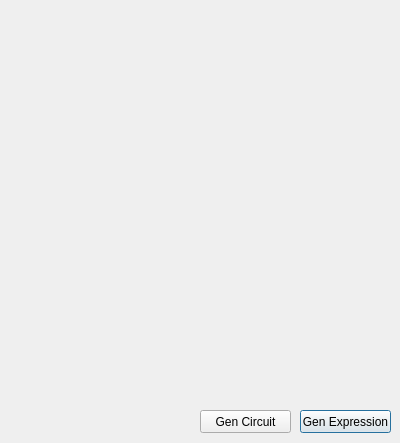
Above: Application/Logic_Gate_Simulator/Dialogs/dlg_truthtable.ui from ElliotHarding/Logic-Gate-Simulator before the change. Below: the same form after it.
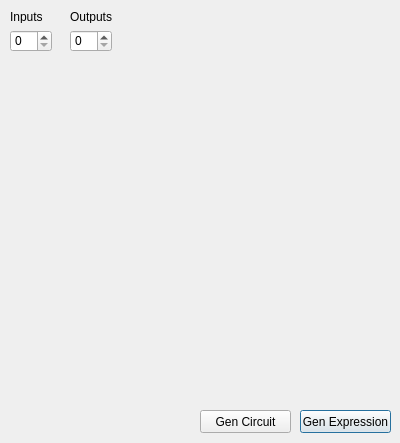
That is the form after the change.

Commit message: wip - input output control boxes

What changed in the file:
```diff
--- a/Application/Logic_Gate_Simulator/Dialogs/dlg_truthtable.ui
+++ b/Application/Logic_Gate_Simulator/Dialogs/dlg_truthtable.ui
@@ -39,6 +39,52 @@
     <string>Gen Circuit</string>
    </property>
   </widget>
+  <widget class="QLabel" name="lbl_inputs">
+   <property name="geometry">
+    <rect>
+     <x>10</x>
+     <y>10</y>
+     <width>47</width>
+     <height>13</height>
+    </rect>
+   </property>
+   <property name="text">
+    <string>Inputs</string>
+   </property>
+  </widget>
+  <widget class="QSpinBox" name="spinBox_inputs">
+   <property name="geometry">
+    <rect>
+     <x>10</x>
+     <y>30</y>
+     <width>42</width>
+     <height>22</height>
+    </rect>
+   </property>
+  </widget>
+  <widget class="QSpinBox" name="spinBox_outputs">
+   <property name="geometry">
+    <rect>
+     <x>70</x>
+     <y>30</y>
+     <width>42</width>
+     <height>22</height>
+    </rect>
+   </property>
+  </widget>
+  <widget class="QLabel" name="lbl_outputs">
+   <property name="geometry">
+    <rect>
+     <x>70</x>
+     <y>10</y>
+     <width>47</width>
+     <height>13</height>
+    </rect>
+   </property>
+   <property name="text">
+    <string>Outputs</string>
+   </property>
+  </widget>
  </widget>
  <resources/>
  <connections/>
```
The commit also changes 2 other files.
